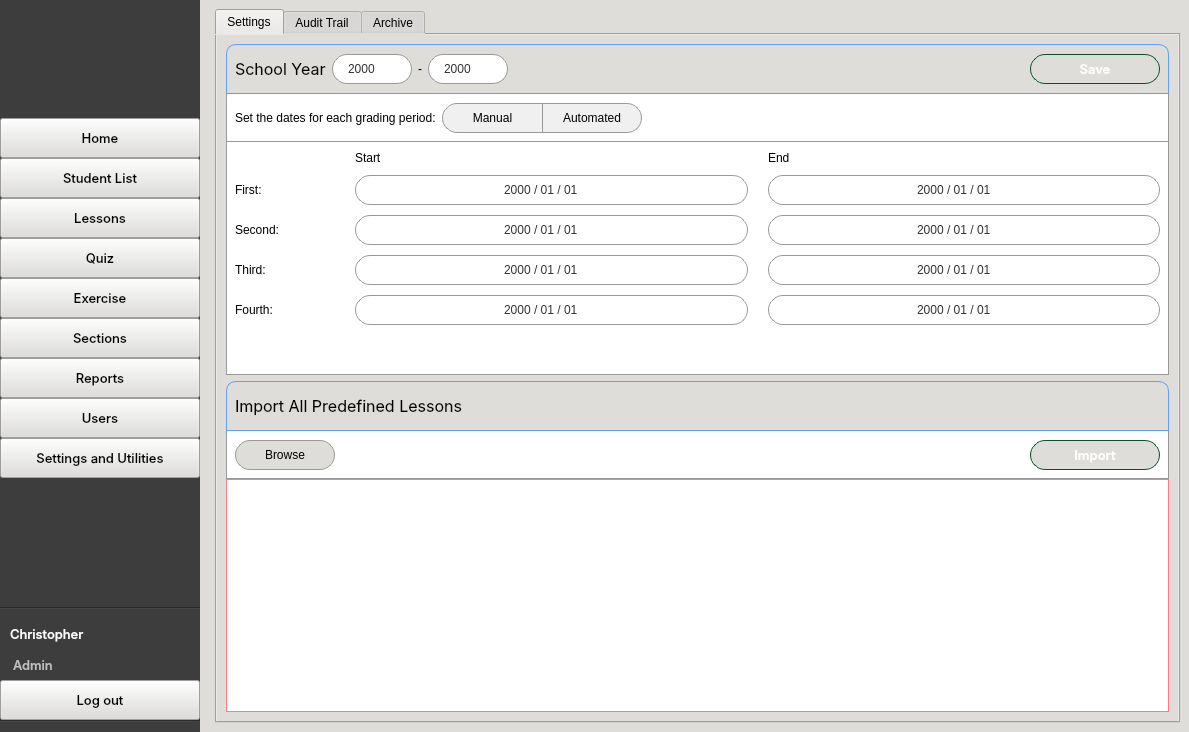
Above: CAI_PyQt/CAI_Admin/UI/FormHome.ui from CPG19040/CPG19040 before the change. Below: the same form after it.
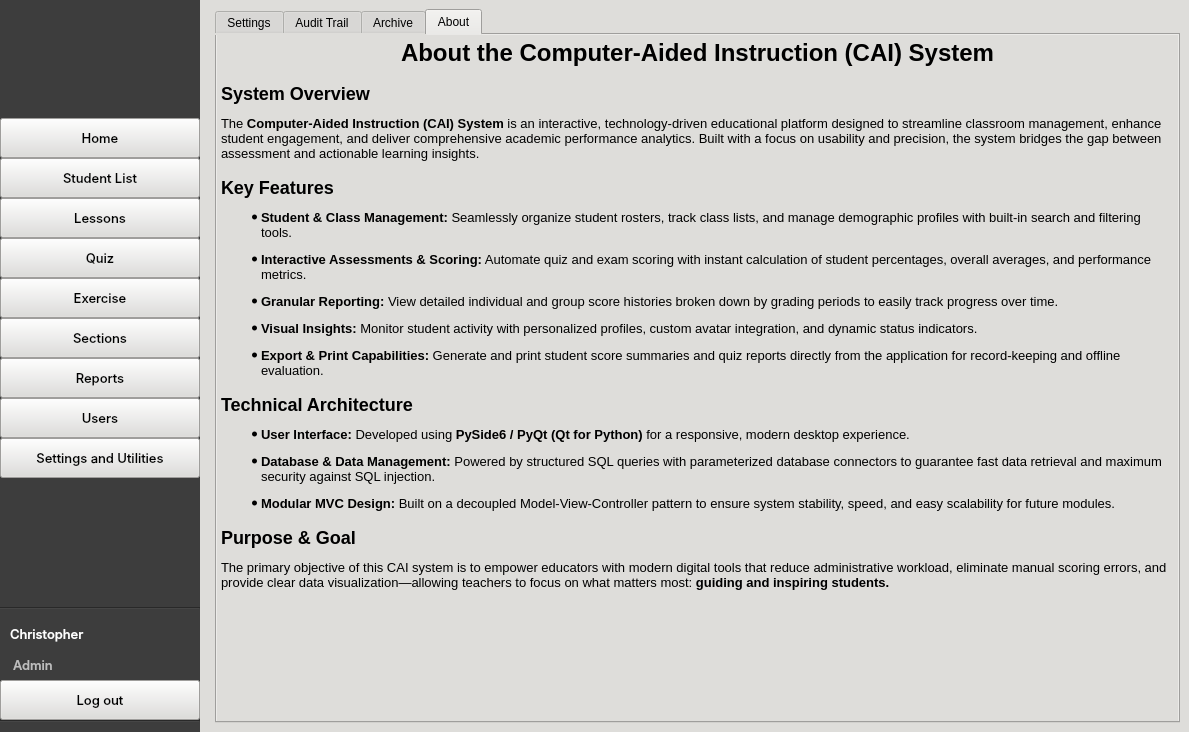
That is the form after the change. The open tabs and pages were chosen to show the change. Icons and pictures are not drawn.

The edit to the form file:
```diff
--- a/CAI_PyQt/CAI_Admin/UI/FormHome.ui
+++ b/CAI_PyQt/CAI_Admin/UI/FormHome.ui
@@ -8998,6 +8998,56 @@
             </item>
            </layout>
           </widget>
+          <widget class="QWidget" name="tab_about">
+           <attribute name="title">
+            <string>About</string>
+           </attribute>
+           <layout class="QVBoxLayout" name="verticalLayout_32">
+            <property name="spacing">
+             <number>0</number>
+            </property>
+            <property name="leftMargin">
+             <number>0</number>
+            </property>
+            <property name="topMargin">
+             <number>0</number>
+            </property>
+            <property name="rightMargin">
+             <number>0</number>
+            </property>
+            <property name="bottomMargin">
+             <number>0</number>
+            </property>
+            <item>
+             <widget class="QTextEdit" name="textEdit">
+              <property name="styleSheet">
+               <string notr="true">border: 0px; background: transparent;</string>
+              </property>
+              <property name="html">
+               <string>&lt;!DOCTYPE HTML PUBLIC &quot;-//W3C//DTD HTML 4.0//EN&quot; &quot;http://www.w3.org/TR/REC-html40/strict.dtd&quot;&gt;
+&lt;html&gt;&lt;head&gt;&lt;meta name=&quot;qrichtext&quot; content=&quot;1&quot; /&gt;&lt;style type=&quot;text/css&quot;&gt;
+p, li { white-space: pre-wrap; }
+&lt;/style&gt;&lt;/head&gt;&lt;body style=&quot; font-family:'Inter'; font-size:10pt; font-weight:400; font-style:normal;&quot;&gt;
+&lt;h1 align=&quot;center&quot; style=&quot; margin-top:18px; margin-bottom:12px; margin-left:0px; margin-right:0px; -qt-block-indent:0; text-indent:0px;&quot;&gt;&lt;span style=&quot; font-size:xx-large; font-weight:600;&quot;&gt;About the Computer-Aided Instruction (CAI) System&lt;/span&gt;&lt;/h1&gt;
+&lt;h2 style=&quot; margin-top:16px; margin-bottom:12px; margin-left:0px; margin-right:0px; -qt-block-indent:0; text-indent:0px;&quot;&gt;&lt;span style=&quot; font-size:x-large; font-weight:600;&quot;&gt;System Overview&lt;/span&gt;&lt;/h2&gt;
+&lt;p style=&quot; margin-top:12px; margin-bottom:12px; margin-left:0px; margin-right:0px; -qt-block-indent:0; text-indent:0px;&quot;&gt;The &lt;span style=&quot; font-weight:600;&quot;&gt;Computer-Aided Instruction (CAI) System&lt;/span&gt; is an interactive, technology-driven educational platform designed to streamline classroom management, enhance student engagement, and deliver comprehensive academic performance analytics. Built with a focus on usability and precision, the system bridges the gap between assessment and actionable learning insights.&lt;/p&gt;
+&lt;h2 style=&quot; margin-top:16px; margin-bottom:12px; margin-left:0px; margin-right:0px; -qt-block-indent:0; text-indent:0px;&quot;&gt;&lt;span style=&quot; font-size:x-large; font-weight:600;&quot;&gt;Key Features&lt;/span&gt;&lt;/h2&gt;
+&lt;ul style=&quot;margin-top: 0px; margin-bottom: 0px; margin-left: 0px; margin-right: 0px; -qt-list-indent: 1;&quot;&gt;&lt;li style=&quot; margin-top:12px; margin-bottom:12px; margin-left:0px; margin-right:0px; -qt-block-indent:0; text-indent:0px;&quot;&gt;&lt;span style=&quot; font-weight:600;&quot;&gt;Student &amp;amp; Class Management:&lt;/span&gt; Seamlessly organize student rosters, track class lists, and manage demographic profiles with built-in search and filtering tools.&lt;/li&gt;
+&lt;li style=&quot; margin-top:12px; margin-bottom:12px; margin-left:0px; margin-right:0px; -qt-block-indent:0; text-indent:0px;&quot;&gt;&lt;span style=&quot; font-weight:600;&quot;&gt;Interactive Assessments &amp;amp; Scoring:&lt;/span&gt; Automate quiz and exam scoring with instant calculation of student percentages, overall averages, and performance metrics.&lt;/li&gt;
+&lt;li style=&quot; margin-top:12px; margin-bottom:12px; margin-left:0px; margin-right:0px; -qt-block-indent:0; text-indent:0px;&quot;&gt;&lt;span style=&quot; font-weight:600;&quot;&gt;Granular Reporting:&lt;/span&gt; View detailed individual and group score histories broken down by grading periods to easily track progress over time.&lt;/li&gt;
+&lt;li style=&quot; margin-top:12px; margin-bottom:12px; margin-left:0px; margin-right:0px; -qt-block-indent:0; text-indent:0px;&quot;&gt;&lt;span style=&quot; font-weight:600;&quot;&gt;Visual Insights:&lt;/span&gt; Monitor student activity with personalized profiles, custom avatar integration, and dynamic status indicators.&lt;/li&gt;
+&lt;li style=&quot; margin-top:12px; margin-bottom:12px; margin-left:0px; margin-right:0px; -qt-block-indent:0; text-indent:0px;&quot;&gt;&lt;span style=&quot; font-weight:600;&quot;&gt;Export &amp;amp; Print Capabilities:&lt;/span&gt; Generate and print student score summaries and quiz reports directly from the application for record-keeping and offline evaluation.&lt;/li&gt;&lt;/ul&gt;
+&lt;h2 style=&quot; margin-top:16px; margin-bottom:12px; margin-left:0px; margin-right:0px; -qt-block-indent:0; text-indent:0px;&quot;&gt;&lt;span style=&quot; font-size:x-large; font-weight:600;&quot;&gt;Technical Architecture&lt;/span&gt;&lt;/h2&gt;
+&lt;ul style=&quot;margin-top: 0px; margin-bottom: 0px; margin-left: 0px; margin-right: 0px; -qt-list-indent: 1;&quot;&gt;&lt;li style=&quot; margin-top:12px; margin-bottom:12px; margin-left:0px; margin-right:0px; -qt-block-indent:0; text-indent:0px;&quot;&gt;&lt;span style=&quot; font-weight:600;&quot;&gt;User Interface:&lt;/span&gt; Developed using &lt;span style=&quot; font-weight:600;&quot;&gt;PySide6 / PyQt (Qt for Python)&lt;/span&gt; for a responsive, modern desktop experience.&lt;/li&gt;
+&lt;li style=&quot; margin-top:12px; margin-bottom:12px; margin-left:0px; margin-right:0px; -qt-block-indent:0; text-indent:0px;&quot;&gt;&lt;span style=&quot; font-weight:600;&quot;&gt;Database &amp;amp; Data Management:&lt;/span&gt; Powered by structured SQL queries with parameterized database connectors to guarantee fast data retrieval and maximum security against SQL injection.&lt;/li&gt;
+&lt;li style=&quot; margin-top:12px; margin-bottom:12px; margin-left:0px; margin-right:0px; -qt-block-indent:0; text-indent:0px;&quot;&gt;&lt;span style=&quot; font-weight:600;&quot;&gt;Modular MVC Design:&lt;/span&gt; Built on a decoupled Model-View-Controller pattern to ensure system stability, speed, and easy scalability for future modules.&lt;/li&gt;&lt;/ul&gt;
+&lt;h2 style=&quot; margin-top:16px; margin-bottom:12px; margin-left:0px; margin-right:0px; -qt-block-indent:0; text-indent:0px;&quot;&gt;&lt;span style=&quot; font-size:x-large; font-weight:600;&quot;&gt;Purpose &amp;amp; Goal&lt;/span&gt;&lt;/h2&gt;
+&lt;p style=&quot; margin-top:12px; margin-bottom:12px; margin-left:0px; margin-right:0px; -qt-block-indent:0; text-indent:0px;&quot;&gt;The primary objective of this CAI system is to empower educators with modern digital tools that reduce administrative workload, eliminate manual scoring errors, and provide clear data visualization—allowing teachers to focus on what matters most: &lt;span style=&quot; font-weight:600;&quot;&gt;guiding and inspiring students.&lt;/span&gt;&lt;/p&gt;&lt;/body&gt;&lt;/html&gt;</string>
+              </property>
+             </widget>
+            </item>
+           </layout>
+          </widget>
          </widget>
         </item>
        </layout>
```
Left out of the diff: 275 changed lines with no effect on the pictures.
